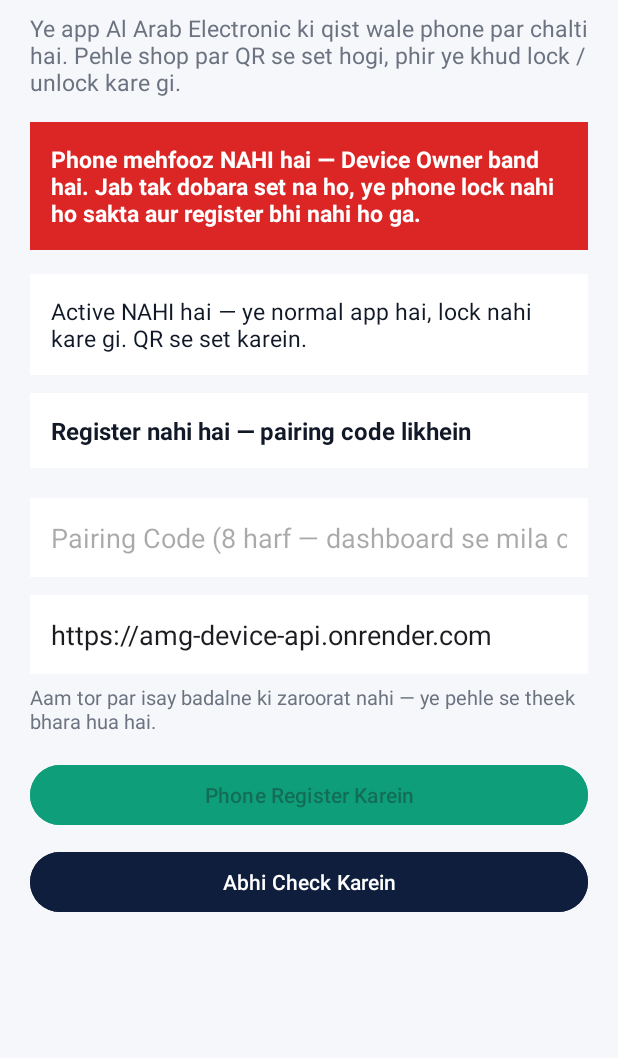
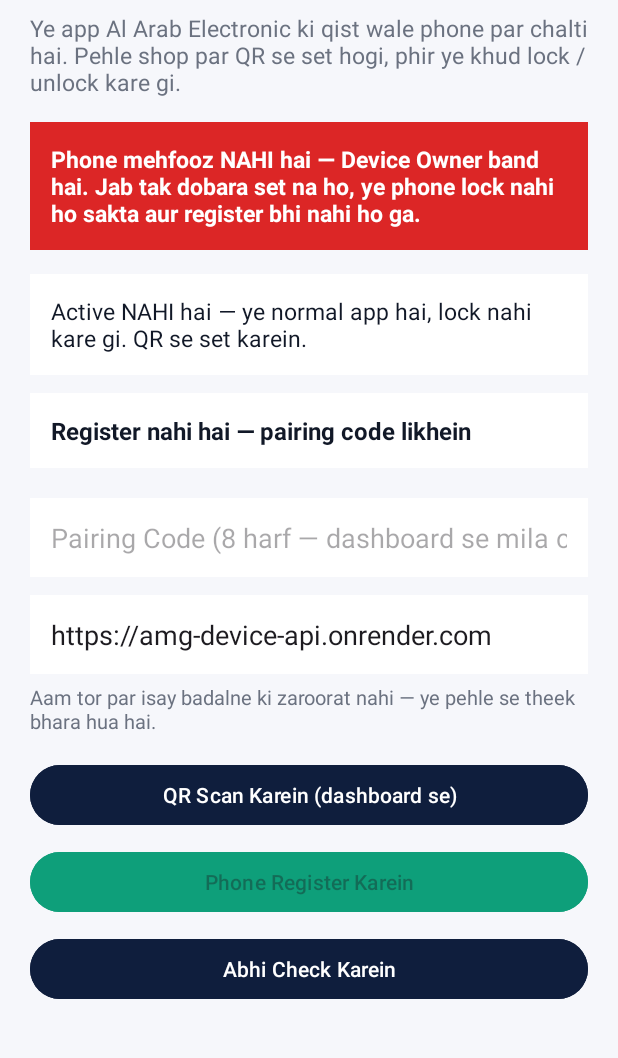
Before and after one commit to mubeenayoob3123/amg-lock-app, an Android app: the screen it shows after launch (MainActivity), on a phone screen of 412 x 824 dp, the part 79-1137 px from its top. Run offline under Robolectric (Android 15) with nearby library versions, the phone set to English and light mode, and no system bars; libraries missing offline, so code that uses them is left out: com.journeyapps.barcodescanner; pictures from the network do not load; 4 statements that could not run were skipped.

Commit message:
Wave L v1.3.0: FCM push client + QR pairing scan & provisioning extras (A-M13)

```diff
--- /dev/null
+++ b/lock-app/app/src/main/java/pk/amgsystems/lock/FcmManager.kt
@@ -0,0 +1,88 @@
+package pk.amgsystems.lock
+
+import android.content.Context
+import android.util.Log
+import com.google.firebase.FirebaseApp
+import com.google.firebase.messaging.FirebaseMessaging
+
+/**
+ * FCM push (Wave 5.4) — payment ke baad phone FORAN khule.
+ *
+ * Kaam ka tareeqa:
+ *  1. App start par (LockApp) ya token badalne par
+ *     (AmgFirebaseMessagingService.onNewToken) token liya jata hai aur
+ *     encrypted store mein rakha jata hai (LockStateStore.fcmToken).
+ *  2. Token server ko register / check-in ke saath jata hai
+ *     (ServerApi — optional field, FCM band ho to bheja hi nahi jata).
+ *  3. Server jab sync se account unlock/completed karta hai to is token
+ *     par data-only push bhejta hai ("check-in karo"). Push par
+ *     AmgFirebaseMessagingService foran aik check-in karata hai — faisla
+ *     hamesha check-in ka jawab karta hai, push ka data nahi.
+ *
+ * Bina Firebase setup ke mehfooz (CRITICAL):
+ *  - Build flag BuildConfig.FCM_ENABLED sirf tab true hota hai jab build
+ *    ke waqt google-services.json maujood thi (dekhein
+ *    app/build.gradle.kts). Us ke baghair bhi app compile hoti hai.
+ *  - Runtime par FirebaseApp init hua ya nahi, wo bhi check hota hai —
+ *    bina google-services.json ke FirebaseInitProvider init nahi kar
+ *    pata (sirf aik warning log aati hai, crash nahi hota).
+ *  - Har FCM call try/catch mein hai: Firebase ki koi ghalti app ko
+ *    kabhi crash nahi kar sakti. FCM band ho to 15 minute wala
+ *    WorkManager check-in hi chalta hai, jaise pehle chalta tha.
+ *
+ * Setup (Mubeen ka step): hidden_files/fcm-setup-guide.md — Firebase
+ * project banayein, Android app add karein (pk.amgsystems.lock),
+ * google-services.json app/ folder mein rakhein, server key Render
+ * env FCM_SERVER_KEY mein lagayein, phir release APK dobara banayein.
+ */
+object FcmManager {
+
+    private const val TAG = "FcmManager"
+
+    /**
+     * FCM istemal ho sakta hai? Dono shartein zaroori hain:
+     * build flag (google-services.json build ke waqt thi) AUR runtime
+     * init (FirebaseApp ban gaya). Aik bhi na ho to FCM band hai.
+     */
+    fun isAvailable(context: Context): Boolean {
+        if (!BuildConfig.FCM_ENABLED) return false
+        return runCatching { FirebaseApp.getApps(context).isNotEmpty() }.getOrDefault(false)
+    }
+
+    /**
+     * App start par token taaza karein — FCM band ho to kuch nahi hota
+     * (no-op). Token milne par onTokenReceived chalta hai.
+     */
+    fun refreshTokenIfAvailable(context: Context) {
+        if (!isAvailable(context)) {
+            Log.d(TAG, "FCM not available (disabled or Firebase not initialised) — push off, 15-min check-in continues")
+            return
+        }
+        runCatching {
+            FirebaseMessaging.getInstance().token
+                .addOnSuccessListener { token -> onTokenReceived(context, token) }
+                .addOnFailureListener { e ->
+                    Log.w(TAG, "FCM token fetch failed — push off until next launch", e)
+                }
+        }.onFailure { e ->
+            Log.w(TAG, "FCM token fetch threw — push off", e)
+        }
+    }
+
+    /**
+     * Naya token mila (fetch ya onNewToken se): encrypted store mein
+     * rakhein, aur registered hon to foran aik check-in karayein taake
+     * naya token server tak pahunche (ServerApi check-in body mein
+     * fcmToken bhejta hai). Token tabdeel na hua ho to check-in nahi.
+     */
+    fun onTokenReceived(context: Context, token: String?) {
+        if (token.isNullOrBlank()) return
+        val store = LockStateStore(context)
+        val changed = store.fcmToken != token
+        store.fcmToken = token
+        Log.i(TAG, "FCM token ${if (changed) "updated" else "unchanged"}")
+        if (changed && store.isRegistered) {
+            CheckInWorker.enqueueImmediate(context)
+        }
+    }
+}
--- a/lock-app/app/src/main/java/pk/amgsystems/lock/LockApp.kt
+++ b/lock-app/app/src/main/java/pk/amgsystems/lock/LockApp.kt
@@ -25,6 +25,9 @@ class LockApp : Application() {
         super.onCreate()
         NotificationHelper.createChannels(this)
         scheduleCheckIn()
+        // FCM (Wave 5.4): push token taaza karein — FCM band ho to
+        // ye no-op hai (FcmManager khud check karta hai).
+        FcmManager.refreshTokenIfAvailable(this)
     }
 
     private fun scheduleCheckIn() {
--- a/lock-app/app/src/main/java/pk/amgsystems/lock/LockStateStore.kt
+++ b/lock-app/app/src/main/java/pk/amgsystems/lock/LockStateStore.kt
@@ -21,6 +21,9 @@ import android.content.SharedPreferences
  *  - nextDueDate / monthlyAmount — agli qist ki tareekh aur raqam
  *  - installmentNumber / installmentTotal — overdue qist ka number,
  *    masalan "Qist #3 of 6" (v2.1; -1 = server ne nahi bheja — PU-S9)
+ *  - fcmToken — Firebase push token (Wave 5.4); server ko register /
+ *    check-in par bheja jata hai taake payment par push aa sake.
+ *    "" = FCM band hai ya token abhi nahi mila.
  *  - offlineUnlockUntil — offline code wali 24 ghante ki window (D-M6)
  *  - lockedSinceAt — phone kab se lock hai (F-24)
  *  - lastCheckInAt / lastCheckInResult / lastCheckInStatus /
@@ -68,6 +71,16 @@ class LockStateStore(context: Context) {
     var resetPin: String
         get() = prefs.getString(KEY_RESET_PIN, "") ?: ""
         set(value) = prefs.edit().putString(KEY_RESET_PIN, value.trim()).apply()
+
+    /**
+     * FCM push token (Wave 5.4 — FcmManager set karta hai). Server ko
+     * register / check-in par bheja jata hai; server unlock ya final
+     * payment par isi token par push bhejta hai. "" = FCM band hai ya
+     * token abhi nahi mila (tab 15 minute wala check-in hi chalta hai).
+     */
+    var fcmToken: String
+        get() = prefs.getString(KEY_FCM_TOKEN, "") ?: ""
+        set(value) = prefs.edit().putString(KEY_FCM_TOKEN, value.trim()).apply()
 
     var isRegistered: Boolean
         get() = prefs.getBoolean(KEY_REGISTERED, false)
@@ -182,6 +195,7 @@ class LockStateStore(context: Context) {
         private const val KEY_DEVICE_ID = "device_id"
         private const val KEY_ACCOUNT_ID = "account_id"
         private const val KEY_RESET_PIN = "reset_pin"
+        private const val KEY_FCM_TOKEN = "fcm_token"
         private const val KEY_REGISTERED = "registered"
         /** Key for the lock-state preference (observed by LockActivity). */
         const val KEY_LOCK_STATE = "lock_state"
--- a/lock-app/app/src/main/java/pk/amgsystems/lock/MainActivity.kt
+++ b/lock-app/app/src/main/java/pk/amgsystems/lock/MainActivity.kt
@@ -16,6 +16,8 @@ import androidx.activity.result.contract.ActivityResultContracts
 import androidx.appcompat.app.AlertDialog
 import androidx.appcompat.app.AppCompatActivity
 import androidx.core.content.ContextCompat
+import com.journeyapps.barcodescanner.ScanContract
+import com.journeyapps.barcodescanner.ScanOptions
 import pk.amgsystems.lock.databinding.ActivityMainBinding
 
 /**
@@ -61,6 +63,41 @@ class MainActivity : AppCompatActivity() {
     private val notificationPermissionLauncher =
         registerForActivityResult(ActivityResultContracts.RequestPermission()) { /* koi zor nahi — na mile to warning screen phir bhi app kholne par dikhti hai */ }
 
+    /**
+     * QR pairing scan (A-M13 / Wave 5.6) — dashboard ka pairing QR
+     * camera se parhein. Kamyab scan Setup pre-fill karta hai (server
+     * URL + pairing code); Register phir bhi haath se dabana parta hai
+     * taake shop code dekh kar tasdeeq kar sake. Cancel par kuch nahi.
+     */
+    private val qrScanLauncher =
+        registerForActivityResult(ScanContract()) { result ->
+            val text = result.contents
+            if (text.isNullOrBlank()) {
+                // Scan cancel hua — koi ghalti nahi, khamoshi se wapas.
+                return@registerForActivityResult
+            }
+            val payload = QrProvisioning.parsePairingQr(text)
+            if (payload == null) {
+                showSetupError(getString(R.string.qr_invalid))
+                return@registerForActivityResult
+            }
+            if (payload.serverUrl.isNotBlank()) {
+                binding.etServerUrl.setText(payload.serverUrl)
+            }
+            binding.etPairingCode.setText(payload.pairingCode)
+            Toast.makeText(this, getString(R.string.qr_scanned_ok), Toast.LENGTH_LONG).show()
+        }
+
+    /** Camera permission — QR scan ke liye zaroori (Android 6+). */
+    private val cameraPermissionLauncher =
+        registerForActivityResult(ActivityResultContracts.RequestPermission()) { granted ->
+            if (granted) {
+                launchQrScan()
+            } else {
+                Toast.makeText(this, getString(R.string.qr_camera_denied), Toast.LENGTH_LONG).show()
+            }
+        }
+
     override fun onCreate(savedInstanceState: Bundle?) {
         super.onCreate(savedInstanceState)
         binding = ActivityMainBinding.inflate(layoutInflater)
@@ -91,6 +128,7 @@ class MainActivity : AppCompatActivity() {
         binding.etPairingCode.setText(store.pairingCode)
 
         binding.btnRegister.setOnClickListener { register() }
+        binding.btnQrScan.setOnClickListener { startQrScan() }
         binding.btnCheckNow.setOnClickListener { checkNow(silent = false) }
         binding.btnViewWarning.setOnClickListener {
             startActivity(Intent(this, WarningActivity::class.java))
@@ -151,6 +189,30 @@ class MainActivity : AppCompatActivity() {
         }.onFailure {
             Toast.makeText(this, getString(R.string.battery_open_failed), Toast.LENGTH_LONG).show()
         }
+    }
+
+    /**
+     * QR pairing scan shuru karein (A-M13): pehle camera permission,
+     * phir ZXing scanner. Scan ka nateeja qrScanLauncher mein aata hai.
+     */
+    private fun startQrScan() {
+        if (ContextCompat.checkSelfPermission(this, Manifest.permission.CAMERA) ==
+            PackageManager.PERMISSION_GRANTED
+        ) {
+            launchQrScan()
+        } else {
+            cameraPermissionLauncher.launch(Manifest.permission.CAMERA)
+        }
+    }
+
+    private fun launchQrScan() {
+        val options = ScanOptions().apply {
+            setDesiredBarcodeFormats(ScanOptions.QR_CODE)
+            setPrompt(getString(R.string.qr_scan_prompt))
+            setBeepEnabled(true)
+            setOrientationLocked(true)
+        }
+        qrScanLauncher.launch(options)
     }
 
     private fun register() {
--- a/lock-app/app/src/main/res/layout/activity_main.xml
+++ b/lock-app/app/src/main/res/layout/activity_main.xml
@@ -194,11 +194,22 @@
                 android:textColor="@color/muted"
                 android:textSize="13sp" />
 
+            <!-- QR pairing scan (A-M13 / Wave 5.6): dashboard ka pairing
+                 QR scan karein — server URL + pairing code khud bhar
+                 jate hain, phir Register dabayein. -->
+            <Button
+                android:id="@+id/btnQrScan"
+                android:layout_width="match_parent"
+                android:layout_height="wrap_content"
+                android:layout_marginTop="16dp"
+                android:backgroundTint="@color/navy"
+                android:text="@string/qr_scan_button" />
+
             <Button
                 android:id="@+id/btnRegister"
                 android:layout_width="match_parent"
                 android:layout_height="wrap_content"
-                android:layout_marginTop="16dp"
+                android:layout_marginTop="10dp"
                 android:backgroundTint="@color/emerald"
                 android:text="@string/register_button" />
 
--- a/lock-app/app/src/main/res/values/strings.xml
+++ b/lock-app/app/src/main/res/values/strings.xml
@@ -48,6 +48,13 @@
     <string name="reset_pin_hint">Reset PIN</string>
     <string name="reset_pin_blank">Pehle Reset PIN likhein</string>
     <string name="reset_pin_wrong">Reset PIN ghalat hai — reset nahi hua. Sahi PIN shop se lein.</string>
+
+    <!-- QR pairing scan (A-M13 / Wave 5.6) -->
+    <string name="qr_scan_button">QR Scan Karein (dashboard se)</string>
+    <string name="qr_scan_prompt">Dashboard ka pairing QR camera ke samne rakhein</string>
+    <string name="qr_scanned_ok">QR se code bhar diya gaya — ab Register dabayein</string>
+    <string name="qr_invalid">Ye QR AMG ka pairing QR nahi lagta — dashboard se pairing QR dobara scan karein</string>
+    <string name="qr_camera_denied">Camera ki ijazat ke baghair QR scan nahi ho sakta — Setting se camera on karein</string>
 
     <!-- Setup / check-in errors — saaf lafzon mein (F-11) -->
     <string name="error_code_blank">Pehle pairing code likhein (8 harf wala code jo dashboard se mila)</string>
--- a/lock-app/build.gradle.kts
+++ b/lock-app/build.gradle.kts
@@ -2,4 +2,9 @@
 plugins {
     id("com.android.application") version "8.5.2" apply false
     id("org.jetbrains.kotlin.android") version "1.9.24" apply false
+    // FCM (Wave 5.4): Google Services plugin ka version yahan declare
+    // hai, lekin plugin app module mein SIRF tab lagta hai jab
+    // google-services.json maujood ho (dekhein app/build.gradle.kts) —
+    // bina Firebase project ke bhi app compile honi chahiye.
+    id("com.google.gms.google-services") version "4.4.2" apply false
 }
```
Also changed, not shown: lock-app/app/build.gradle.kts (+29 -2 lines), lock-app/app/src/main/AndroidManifest.xml (+12 -0 lines), lock-app/app/src/main/java/pk/amgsystems/lock/AmgDeviceAdminReceiver.kt (+10 -3 lines), lock-app/app/src/main/java/pk/amgsystems/lock/AmgFirebaseMessagingService.kt (added, +42 -0 lines), lock-app/app/src/main/java/pk/amgsystems/lock/CheckInWorker.kt (+27 -3 lines), lock-app/app/src/main/java/pk/amgsystems/lock/QrProvisioning.kt (added, +118 -0 lines), lock-app/app/src/main/java/pk/amgsystems/lock/ServerApi.kt (+13 -0 lines), 4 other files.
